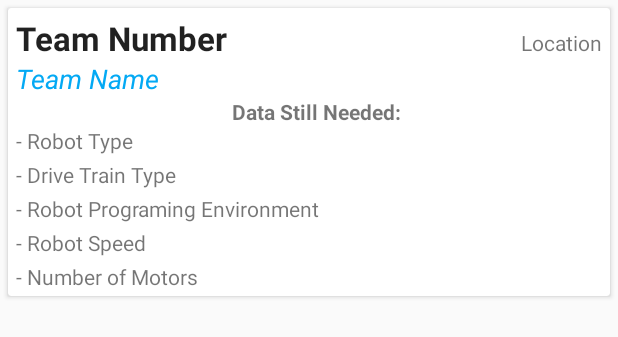
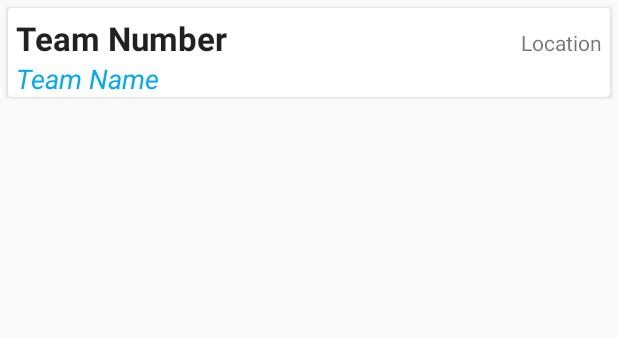
Before and after one commit to mr-glt/OpenScout, an Android app: the layout team_child.xml on its own in the app's theme, with its tools: preview values and no code run, on a phone screen of 412 x 824 dp. Shown: the top 337 px of the screen. Run offline under Robolectric (Android 15) with nearby library versions, the phone set to English and light mode, and no system bars.

Commit message:
Don't show extras when a robot can't shoot or move gears

```diff
--- a/app/src/main/res/layout/team_child.xml
+++ b/app/src/main/res/layout/team_child.xml
@@ -46,21 +46,24 @@
             android:text="Data Still Needed:"
             android:layout_marginStart="5dp"
             android:layout_gravity="center_horizontal"
-            android:textStyle="bold"/>
+            android:textStyle="bold"
+            android:visibility="gone"/>
         <TextView
             android:layout_width="wrap_content"
             android:layout_height="wrap_content"
             android:id="@+id/teamRobotType"
             android:text="- Robot Type"
             android:layout_marginStart="5dp"
-            android:layout_marginBottom="3dp"/>
+            android:layout_marginBottom="3dp"
+            android:visibility="gone"/>
         <TextView
             android:layout_width="wrap_content"
             android:layout_height="wrap_content"
             android:id="@+id/teamRobotDriveTrainType"
             android:text="- Drive Train Type"
             android:layout_marginStart="5dp"
-            android:layout_marginBottom="3dp"/>
+            android:layout_marginBottom="3dp"
+            android:visibility="gone"/>
         <TextView
             android:layout_width="wrap_content"
             android:layout_height="wrap_content"
@@ -75,20 +78,23 @@
             android:id="@+id/teamRobotPrograming"
             android:text="- Robot Programing Environment"
             android:layout_marginStart="5dp"
-            android:layout_marginBottom="3dp"/>
+            android:layout_marginBottom="3dp"
+            android:visibility="gone"/>
         <TextView
             android:layout_width="wrap_content"
             android:layout_height="wrap_content"
             android:id="@+id/teamRobotSpeed"
             android:text="- Robot Speed"
             android:layout_marginStart="5dp"
-            android:layout_marginBottom="3dp"/>
+            android:layout_marginBottom="3dp"
+            android:visibility="gone"/>
         <TextView
             android:layout_width="wrap_content"
             android:layout_height="wrap_content"
             android:id="@+id/teamRobotMotors"
             android:text="- Number of Motors"
             android:layout_marginStart="5dp"
-            android:layout_marginBottom="3dp"/>
+            android:layout_marginBottom="3dp"
+            android:visibility="gone"/>
     </LinearLayout>
 </android.support.v7.widget.CardView>
```
Also changed, not shown: app/src/main/java/xyz/syzygylabs/openscout/activities/TeamPage.java (+65 -5 lines), app/src/main/java/xyz/syzygylabs/openscout/adapter/RecyclerAdapter.java (+5 -5 lines).
